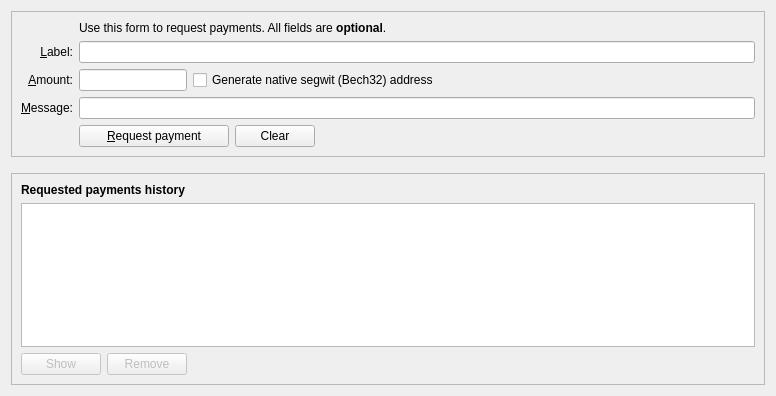
Above: src/qt/forms/receivecoinsdialog.ui from serisia/xpchain before the change. Below: the same form after it.
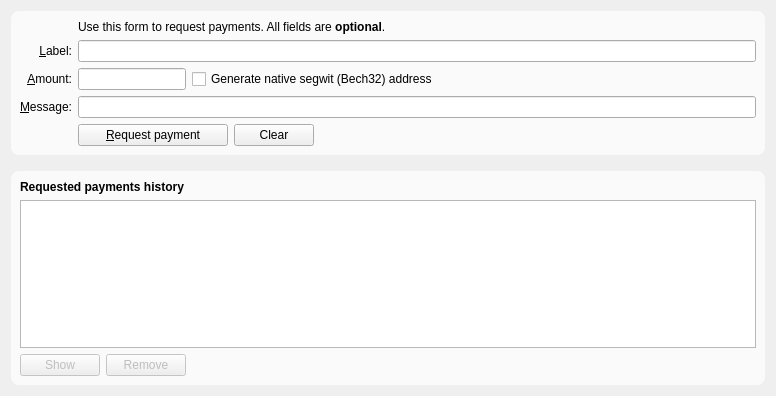
That is the form after the change. Icons and pictures are not drawn. Custom widgets are drawn as their Qt base class.

```diff
--- a/src/qt/forms/receivecoinsdialog.ui
+++ b/src/qt/forms/receivecoinsdialog.ui
@@ -13,6 +13,9 @@
   <layout class="QVBoxLayout" name="verticalLayout" stretch="0,0,1">
    <item>
     <widget class="QFrame" name="frame2">
+      <property name="styleSheet">
+        <string notr="true">#frame2 { background-color: rgba(255,255,255,0.7); border-radius: 8px; }</string>
+      </property>
      <property name="sizePolicy">
       <sizepolicy hsizetype="Preferred" vsizetype="Expanding">
        <horstretch>0</horstretch>
@@ -248,6 +251,9 @@
    </item>
    <item>
     <widget class="QFrame" name="frame">
+      <property name="styleSheet">
+        <string notr="true">#frame { background-color: rgba(255,255,255,0.7); border-radius: 8px; }</string>
+      </property>
      <property name="sizePolicy">
       <sizepolicy hsizetype="Preferred" vsizetype="Expanding">
        <horstretch>0</horstretch>
```
